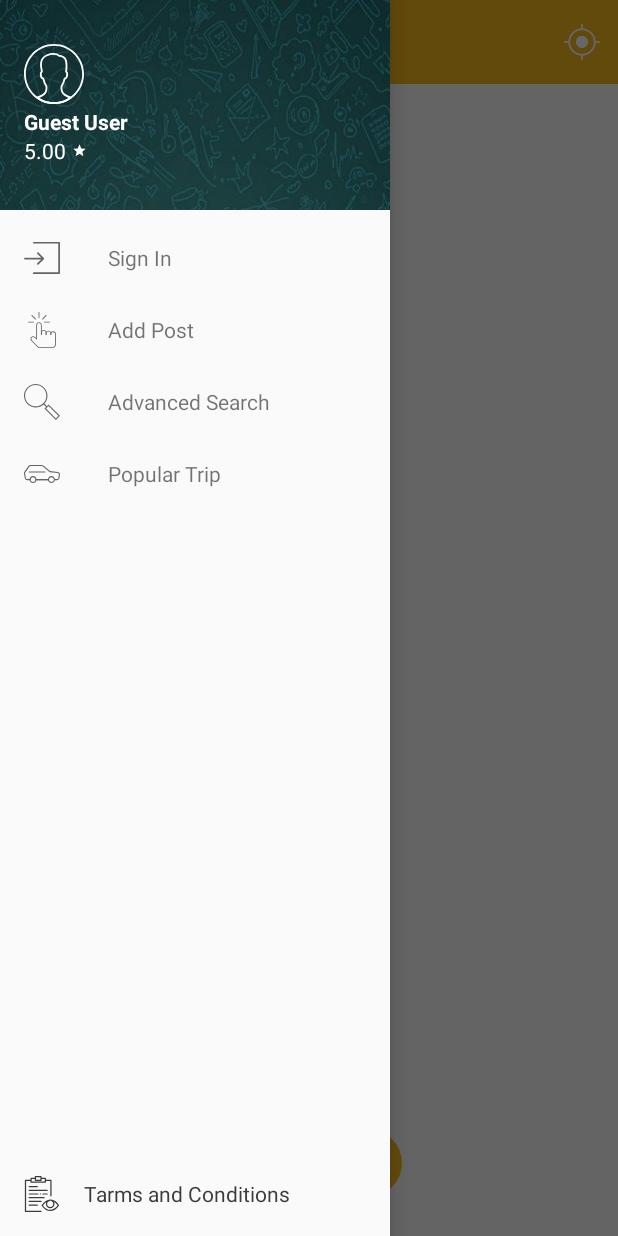
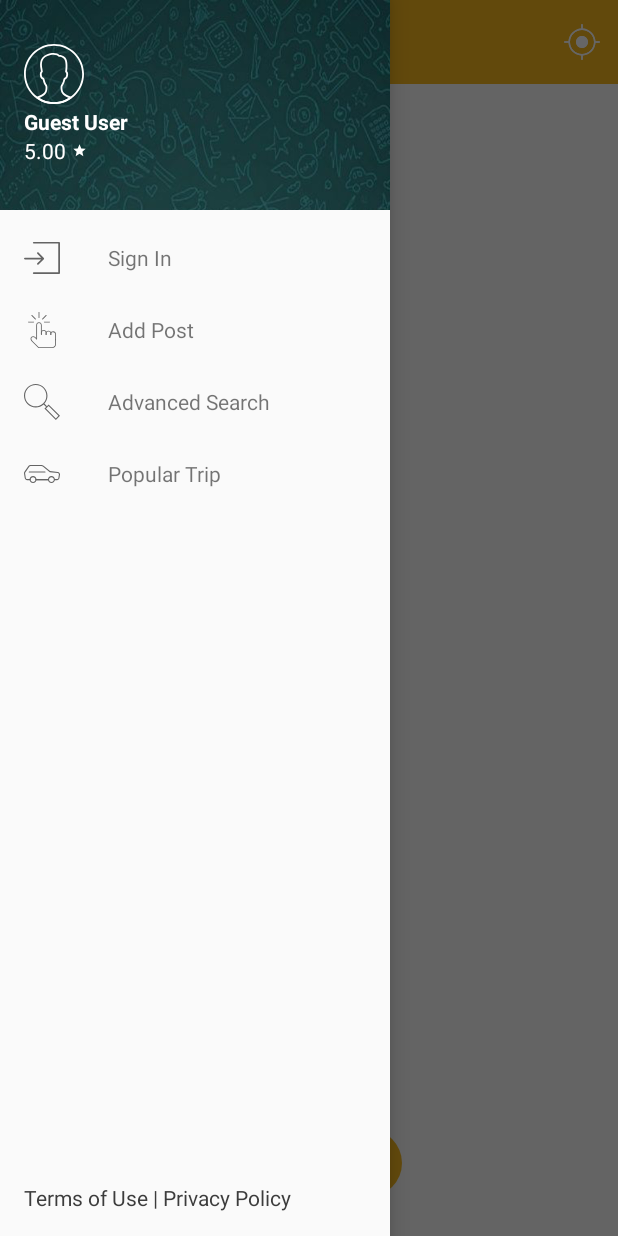
Before and after one commit to saimtreloy/AskRamblerNew, an Android app: the HomeActivity screen opened directly, with no data from a screen before it, with the side drawer open, on a phone screen of 412 x 824 dp. Run offline under Robolectric (Android 15) with nearby library versions, the phone set to English and light mode, and no system bars; our stand-ins replace Volley; libraries missing offline, so code that uses them is left out: com.awesomedialog.blennersilva, com.facebook, com.facebook.login; network calls fail; pictures from the network do not load; 2 statements that could not run were skipped.

Commit message:
2017-12-18 05:51:59

```diff
--- a/app/build.gradle
+++ b/app/build.gradle
@@ -10,6 +10,7 @@ android {
         versionCode 1
         versionName "1.0"
         testInstrumentationRunner "android.support.test.runner.AndroidJUnitRunner"
+        multiDexEnabled = true
     }
     buildTypes {
         release {
@@ -27,7 +28,7 @@ repositories {
 }
 
 dependencies {
-    compile fileTree(dir: 'libs', include: ['*.jar'])
+    compile fileTree(include: ['*.jar'], dir: 'libs')
     androidTestCompile('com.android.support.test.espresso:espresso-core:2.2.2', {
         exclude group: 'com.android.support', module: 'support-annotations'
     })
--- a/app/src/main/AndroidManifest.xml
+++ b/app/src/main/AndroidManifest.xml
@@ -55,8 +55,6 @@
             android:enabled="true"
             android:exported="true" />
 
-        <activity android:name=".Facebook.FacebookActivity"></activity>
-
         <meta-data android:name="com.facebook.sdk.ApplicationId" android:value="@string/app_id"/>
         <activity android:name="com.facebook.FacebookActivity"
             android:configChanges="keyboard|keyboardHidden|screenLayout|screenSize|orientation"
--- a/app/src/main/java/saim/com/askrambler/Activity/HomeActivity.java
+++ b/app/src/main/java/saim/com/askrambler/Activity/HomeActivity.java
@@ -7,6 +7,7 @@ import android.content.Context;
 import android.content.Intent;
 import android.content.IntentFilter;
 import android.content.pm.PackageManager;
+import android.net.Uri;
 import android.os.Build;
 import android.support.annotation.NonNull;
 import android.support.design.widget.NavigationView;
@@ -193,6 +194,30 @@ public class HomeActivity extends AppCompatActivity {
                     drawerLayout.closeDrawers();
                 }
                 return false;
+            }
+        });
+
+
+        TextView txtTarmsAndUse = (TextView) findViewById(R.id.txtTarmsAndUse);
+        TextView txtPrivacyPolicy = (TextView) findViewById(R.id.txtPrivacyPolicy);
+
+        txtTarmsAndUse.setOnClickListener(new View.OnClickListener() {
+            @Override
+            public void onClick(View v) {
+                Uri uri = Uri.parse("http://askrambler.com/ask/terms_condition");
+                Intent intent = new Intent(Intent.ACTION_VIEW, uri);
+                startActivity(intent);
+                drawerLayout.closeDrawers();
+            }
+        });
+
+        txtPrivacyPolicy.setOnClickListener(new View.OnClickListener() {
+            @Override
+            public void onClick(View v) {
+                Uri uri = Uri.parse("http://askrambler.com/ask/privacy");
+                Intent intent = new Intent(Intent.ACTION_VIEW, uri);
+                startActivity(intent);
+                drawerLayout.closeDrawers();
             }
         });
     }
--- a/app/src/main/java/saim/com/askrambler/Util/CircleTransform.java
+++ b/app/src/main/java/saim/com/askrambler/Util/CircleTransform.java
@@ -5,11 +5,9 @@ import android.graphics.Bitmap;
 import android.graphics.BitmapShader;
 import android.graphics.Canvas;
 import android.graphics.Paint;
-import android.graphics.RectF;
 
 import com.bumptech.glide.load.engine.bitmap_recycle.BitmapPool;
 import com.bumptech.glide.load.resource.bitmap.BitmapTransformation;
-import com.squareup.picasso.Transformation;
 
 /**
  * Created by julian on 13/6/21.
--- a/app/src/main/res/layout/activity_home.xml
+++ b/app/src/main/res/layout/activity_home.xml
@@ -83,19 +83,29 @@
         <LinearLayout
             android:layout_width="match_parent"
             android:layout_height="wrap_content"
-            android:layout_gravity="bottom|center_vertical"
-            android:clickable="true"
-            android:orientation="vertical">
+            android:layout_gravity="bottom|left"
+            android:padding="16dp"
+            android:orientation="horizontal">
+
             <TextView
-                android:id="@+id/footer_item_2"
-                android:layout_width="match_parent"
+                android:id="@+id/txtTarmsAndUse"
+                android:layout_width="wrap_content"
                 android:layout_height="wrap_content"
-                android:padding="16dp"
-                android:drawablePadding="16dp"
                 android:textColor="#3c3c3c"
-                android:gravity="center_vertical"
-                android:drawableLeft="@drawable/ic_tarms"
-                android:text="Tarms and Conditions" />
+                android:text="Terms of Use" />
+
+            <TextView
+                android:layout_width="wrap_content"
+                android:layout_height="wrap_content"
+                android:textColor="#3c3c3c"
+                android:text=" | " />
+
+            <TextView
+                android:id="@+id/txtPrivacyPolicy"
+                android:layout_width="wrap_content"
+                android:layout_height="wrap_content"
+                android:textColor="#3c3c3c"
+                android:text="Privacy Policy" />
         </LinearLayout>
 
     </android.support.design.widget.NavigationView>
```
Also changed, not shown: app/src/main/java/saim/com/askrambler/Activity/LoginActivity.java (+5 -3 lines), app/src/main/java/saim/com/askrambler/Activity/MapsActivity.java (+10 -1 lines), app/src/main/java/saim/com/askrambler/Activity/PostDetailActivity.java (+8 -2 lines), app/src/main/java/saim/com/askrambler/Facebook/FacebookActivity.java (deleted, +0 -15 lines), app/src/main/res/layout/activity_facebook.xml (deleted, +0 -9 lines).
